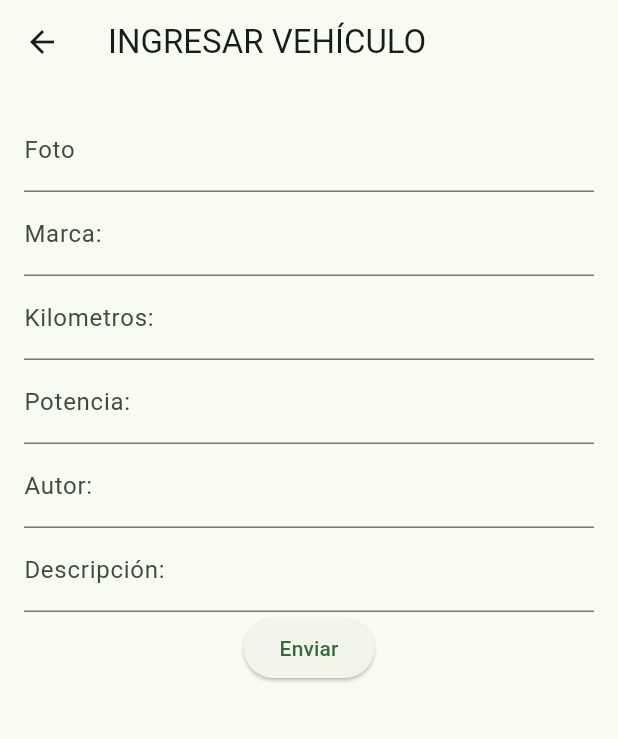
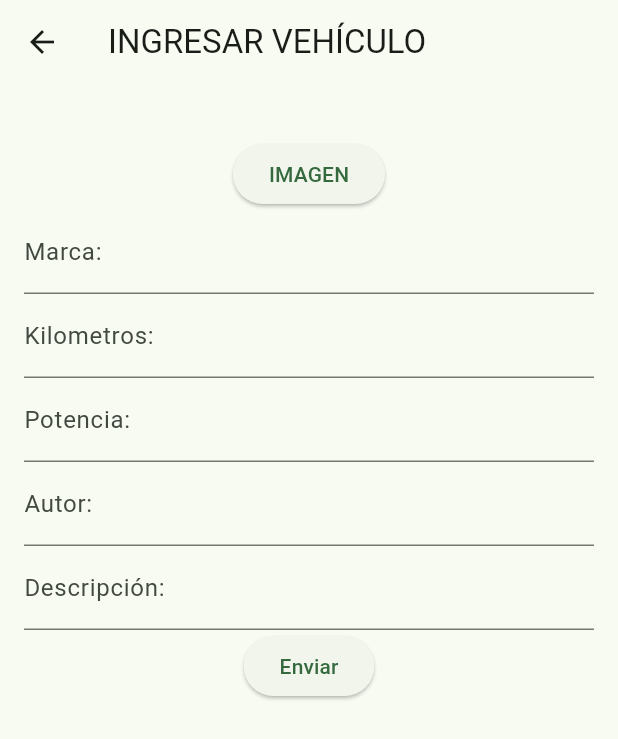
Before and after one commit to dani1requena/CarApp, a Flutter app: the CreateCarForm screen opened directly, after a tap on "Enviar", on a phone screen of 412 x 824 dp. Shown: the top 739 px of the screen. Run offline on Flutter 3.47's test engine with Material 2 defaults, Android fonts, the phone set to English and light mode, and no system bars; missing offline and left inert: dart:html.

Commit message:
Pendiente añadir funcion de imagen

```diff
--- a/app_car/lib/createCarForm.dart
+++ b/app_car/lib/createCarForm.dart
@@ -1,15 +1,19 @@
+import 'dart:html' as html;
+import 'dart:typed_data';
 import 'package:flutter/material.dart';
 import 'package:http/http.dart' as http;
+import 'package:http/http.dart';
 
-class CreateCarForm extends StatefulWidget{
-  const CreateCarForm({super.key});
+class CreateCarForm extends StatefulWidget {
+  const CreateCarForm({Key? key}) : super(key: key);
 
   @override
   _CreateCarFormState createState() => _CreateCarFormState();
 }
 
 class _CreateCarFormState extends State<CreateCarForm> {
-  final TextEditingController _photoController = TextEditingController();
+  html.FileUploadInputElement? _selectedImage;
+  final _formKey = GlobalKey<FormState>();
   final TextEditingController _brandController = TextEditingController();
   final TextEditingController _kilometerController = TextEditingController();
   final TextEditingController _horsePowerController = TextEditingController();
@@ -21,65 +25,91 @@ class _CreateCarFormState extends State<CreateCarForm> {
     int hpNumber = int.parse(_horsePowerController.text);
     int authorIdNumber = int.parse(_authorIdController.text);
 
-    try{
-      const apiUrl = 'http://localhost:3000/cars';
-      final response = await http.post(
-        Uri.parse(apiUrl),
-        body: {
-          'photo': _photoController.text,
-          'brand': _brandController.text,
-          'kilometer': kmNumber,
-          'horsepower': hpNumber,
-          'authorId': authorIdNumber,
-          'description': _descriptionController.text,
-        },
-      );
+    if (_selectedImage != null && _selectedImage!.files!.isNotEmpty) {
+      final file = _selectedImage!.files!.first;
 
+      //final reader = html.FileReader();
+
+      // reader.onLoad.listen((e) async {
+      //   final List<int> data = Uint8List.fromList(reader.result as List<int>);
+      //   request.files.add(
+      //     http.MultipartFile.fromBytes(
+      //       'photo',
+      //       data,
+      //       filename: 'car_image.jpg',
+      //     ),
+      //   );
+      var request = http.MultipartRequest(
+          'POST', Uri.parse('http://localhost:3000/cars'));
+
+      // Adjuntar archivo
+      var MulterUpload =
+          await http.MultipartFile.fromPath('photo', file.relativePath!);
+      request.files.add(MulterUpload);
+      request.fields['brand'] = _brandController.text;
+      request.fields['kilometer'] = kmNumber.toString();
+      request.fields['horsepower'] = hpNumber.toString();
+      request.fields['authorId'] = authorIdNumber.toString();
+      request.fields['description'] = _descriptionController.text;
+
+      try {
+        final response = await request.send();
         if (response.statusCode == 201) {
-        print('Éxito: ${response.body}');
+          print('Éxito');
+          _formKey.currentState?.reset();
         } else {
           print('Error: ${response.statusCode}');
         }
-    } catch (e){
+      } catch (e) {
         print('Error en la solicitud POST: $e');
+      }
+      //});
+
+      //reader.readAsArrayBuffer(file);
     }
   }
 
-
   @override
-  Widget build(BuildContext context){
+  Widget build(BuildContext context) {
     return Scaffold(
       appBar: AppBar(
         title: const Text('INGRESAR VEHÍCULO'),
       ),
       body: Padding(
         padding: const EdgeInsets.all(16.0),
+        child: Form(
+          key: _formKey,
           child: Column(
             children: [
-            TextField(
-              controller: _photoController,
-              decoration: const InputDecoration(labelText: 'Foto'),
+              const SizedBox(
+                height: 20,
               ),
-            TextField(
+              ElevatedButton(
+                onPressed: () {
+                  _pickImageFromGallery();
+                },
+                child: const Text('IMAGEN'),
+              ),
+              TextFormField(
                 controller: _brandController,
                 decoration: const InputDecoration(labelText: 'Marca:'),
               ),
-            TextField(
+              TextFormField(
                 controller: _kilometerController,
                 keyboardType: TextInputType.number,
                 decoration: const InputDecoration(labelText: 'Kilometros:'),
               ),
-            TextField(
+              TextFormField(
                 controller: _horsePowerController,
                 keyboardType: TextInputType.number,
                 decoration: const InputDecoration(labelText: 'Potencia:'),
               ),
-            TextField(
+              TextFormField(
                 controller: _authorIdController,
                 keyboardType: TextInputType.number,
                 decoration: const InputDecoration(labelText: 'Autor:'),
               ),
-            TextField(
+              TextFormField(
                 controller: _descriptionController,
                 decoration: const InputDecoration(labelText: 'Descripción:'),
               ),
@@ -90,6 +120,21 @@ class _CreateCarFormState extends State<CreateCarForm> {
             ],
           ),
         ),
+      ),
     );
   }
+
+  void _pickImageFromGallery() {
+    final input = html.FileUploadInputElement()..accept = 'image/*';
+    input.click();
+
+    input.onChange.listen((e) {
+      final files = input.files;
+      if (files != null && files.isNotEmpty) {
+        setState(() {
+          _selectedImage = input;
+        });
       }
+    });
+  }
+}
--- a/app_car/pubspec.yaml
+++ b/app_car/pubspec.yaml
@@ -36,6 +36,9 @@ dependencies:
   # Use with the CupertinoIcons class for iOS style icons.
   cupertino_icons: ^1.0.2
   http: ^0.13.3
+  http_parser: ^4.0.2
+  image_picker: ^1.0.4
+  dio: ^4.0.0
 
 dev_dependencies:
   flutter_test:
--- a/package.json
+++ b/package.json
@@ -1,6 +1,8 @@
 {
   "dependencies": {
     "@nestjs/platform-express": "^10.2.7",
-    "@nestjs/typeorm": "^10.0.0"
+    "@nestjs/typeorm": "^10.0.0",
+    "helmet": "^7.0.0",
+    "multer": "^1.4.5-lts.1"
   }
 }
```
Also changed, not shown: app_car/lib/dto/createCarDto.dart (+2 -25 lines), app_car/lib/main.dart (+20 -17 lines), app_car/pubspec.lock, package-lock.json, 5 other files. Lines whose indentation alone changed are shown as unchanged.
